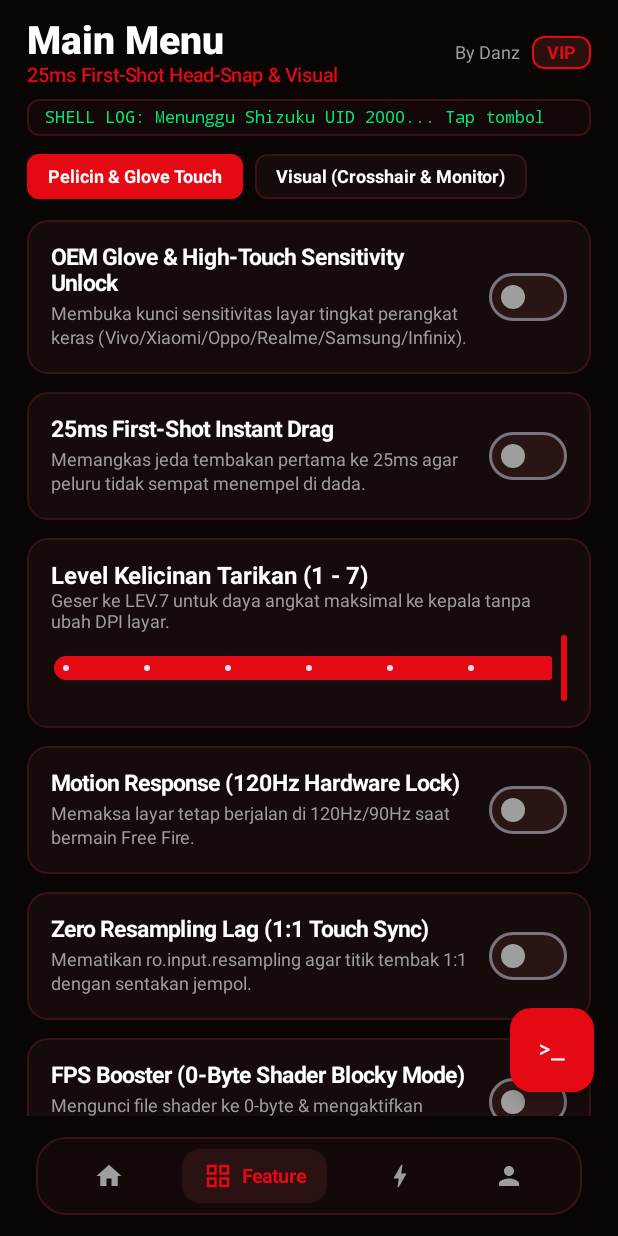
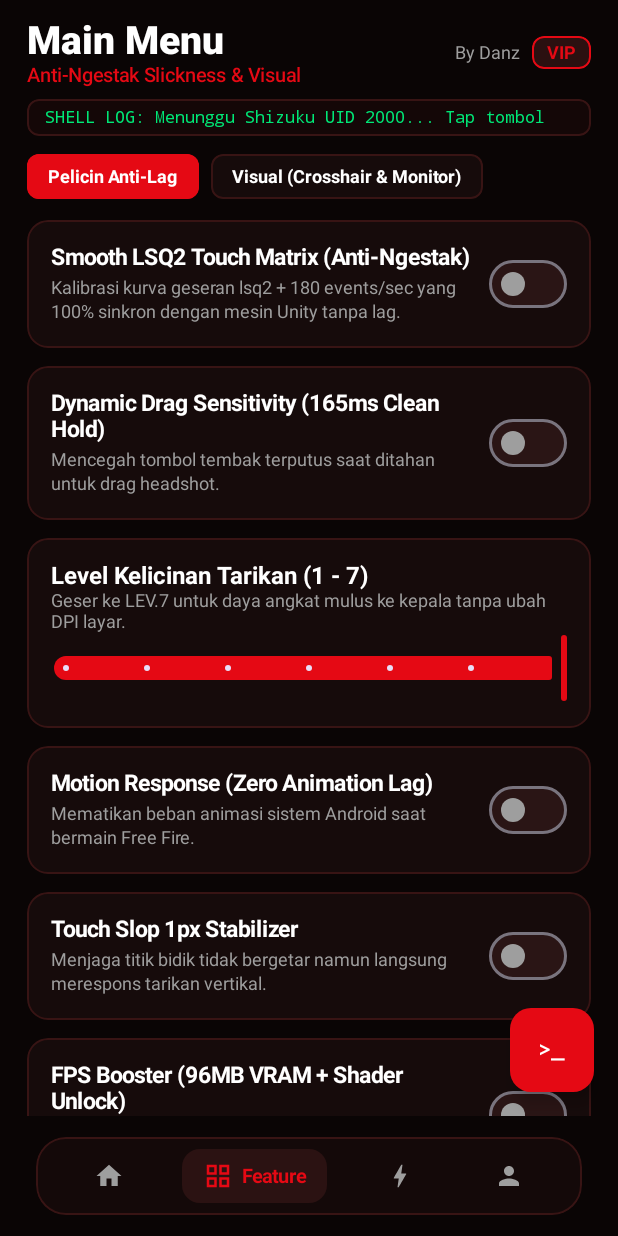
Before and after one commit to proyekwildan62-stack/DANZ-VORTEX, an Android app built with Jetpack Compose: the composable MainDashboard called with empty values, after a tap on "Feature", on a phone screen of 412 x 824 dp. Run offline under Robolectric (Android 15) with nearby library versions, the phone set to English and light mode, and no system bars; libraries missing offline, so code that uses them is left out: rikka.shizuku; 3 statements that could not run were skipped.

Commit message:
Refactor MainActivity and update UI elements

```diff
--- a/app/src/main/java/com/danz/vortex/MainActivity.kt
+++ b/app/src/main/java/com/danz/vortex/MainActivity.kt
@@ -130,7 +130,6 @@ object FloatingOverlayController {
     private var monitorTextView: TextView? = null
     private var monitorParams: WindowManager.LayoutParams? = null
     private var fpsRunning = false
-    private var touchBoostView: View? = null
 
     var currentStyle = 0
     var currentColor = android.graphics.Color.RED
@@ -146,39 +145,6 @@ object FloatingOverlayController {
 
     fun isCrosshairActive(): Boolean = crosshairView != null
     fun isMonitorActive(): Boolean = monitorLayout != null
-
-    fun setHardwareTouchBoost(context: Context, enable: Boolean) {
-        if (!Settings.canDrawOverlays(context)) return
-        val appCtx = context.applicationContext
-        val wm = appCtx.getSystemService(Context.WINDOW_SERVICE) as WindowManager
-        if (enable) {
-            if (touchBoostView != null) return
-            val v = View(appCtx)
-            val params = WindowManager.LayoutParams(
-                1, 1,
-                WindowManager.LayoutParams.TYPE_APPLICATION_OVERLAY,
-                WindowManager.LayoutParams.FLAG_NOT_FOCUSABLE or
-                        WindowManager.LayoutParams.FLAG_NOT_TOUCHABLE or
-                        WindowManager.LayoutParams.FLAG_HARDWARE_ACCELERATED,
-                PixelFormat.TRANSLUCENT
-            ).apply {
-                gravity = Gravity.TOP or Gravity.START
-                preferredRefreshRate = 120f
-                if (Build.VERSION.SDK_INT >= Build.VERSION_CODES.R) {
-                    preferMinimalPostProcessing = true
-                }
-            }
-            try {
-                wm.addView(v, params)
-                touchBoostView = v
-            } catch (_: Exception) {}
-        } else {
-            touchBoostView?.let {
-                try { wm.removeView(it) } catch (_: Exception) {}
-                touchBoostView = null
-            }
-        }
-    }
 
     fun toggleCrosshair(context: Context, enable: Boolean) {
         if (!Settings.canDrawOverlays(context)) {
@@ -206,14 +172,12 @@ object FloatingOverlayController {
                 WindowManager.LayoutParams.TYPE_APPLICATION_OVERLAY,
                 WindowManager.LayoutParams.FLAG_NOT_FOCUSABLE or
                         WindowManager.LayoutParams.FLAG_NOT_TOUCHABLE or
-                        WindowManager.LayoutParams.FLAG_LAYOUT_IN_SCREEN or
-                        WindowManager.LayoutParams.FLAG_HARDWARE_ACCELERATED,
+                        WindowManager.LayoutParams.FLAG_LAYOUT_IN_SCREEN,
                 PixelFormat.TRANSLUCENT
             ).apply {
                 gravity = Gravity.CENTER
                 x = currentOffsetX
                 y = currentOffsetY
-                preferredRefreshRate = 120f
             }
             wm.addView(view, params)
             crosshairView = view
@@ -278,13 +242,12 @@ object FloatingOverlayController {
                 WindowManager.LayoutParams.WRAP_CONTENT,
                 WindowManager.LayoutParams.WRAP_CONTENT,
                 WindowManager.LayoutParams.TYPE_APPLICATION_OVERLAY,
-                WindowManager.LayoutParams.FLAG_NOT_FOCUSABLE or WindowManager.LayoutParams.FLAG_HARDWARE_ACCELERATED,
+                WindowManager.LayoutParams.FLAG_NOT_FOCUSABLE,
                 PixelFormat.TRANSLUCENT
             ).apply {
                 gravity = Gravity.TOP or Gravity.START
                 x = 24
                 y = 60
-                preferredRefreshRate = 120f
             }
 
             var initialX = 0
@@ -374,7 +337,7 @@ class MainActivity : ComponentActivity() {
     private val permissionResultListener = Shizuku.OnRequestPermissionResultListener { _, grantResult ->
         if (grantResult == PackageManager.PERMISSION_GRANTED) {
             Thread { VortexShellEngine.bindAndGrantPermissions(applicationContext) }.start()
-            Toast.makeText(this, "Shizuku UID 2000 Terhubung!", Toast.LENGTH_LONG).show()
+            Toast.makeText(this, "Shizuku Aktif & Penyebab Lag Dibersihkan!", Toast.LENGTH_LONG).show()
         } else {
             Toast.makeText(this, "Izin Shizuku ditolak!", Toast.LENGTH_LONG).show()
         }
@@ -507,7 +470,7 @@ fun MainDashboard(role: String, hwid: String, onLogout: () -> Unit) {
             isProcessing = true
             val out = withContext(Dispatchers.IO) { block() }
             liveShellOutput = out
-            delay(350)
+            delay(300)
             isProcessing = false
         }
     }
@@ -555,16 +518,16 @@ fun MainDashboard(role: String, hwid: String, onLogout: () -> Unit) {
                             text = when (currentTab) {
                                 0 -> "Home"
                                 1 -> "Main Menu"
-                                2 -> "Vortex XIT V9"
+                                2 -> "Vortex XIT V10"
                                 else -> "Key Manager"
                             },
                             color = Color.White, fontSize = 26.sp, fontWeight = FontWeight.ExtraBold
                         )
                         Text(
                             text = when (currentTab) {
-                                0 -> "0-Byte Shader MC & In-Game Keeper Daemon"
-                                1 -> "25ms First-Shot Head-Snap & Visual"
-                                2 -> "High Features (Auto-Keeper Nempel Pala)"
+                                0 -> "Anti-Lag 120FPS & Smooth XIT Injector"
+                                1 -> "Anti-Ngestak Slickness & Visual"
+                                2 -> "High Features (Smooth Nempel Kepala)"
                                 else -> "1 Key 1 Device & Reseller Panel"
                             },
                             color = CrimsonRed, fontSize = 13.sp, fontWeight = FontWeight.SemiBold
@@ -645,23 +608,22 @@ fun HomeTabScreen(context: Context, onRun: (() -> String) -> Unit) {
     val detectedFF = remember { VortexShellEngine.getInstalledFFPackage(context) }
 
     LazyColumn(verticalArrangement = Arrangement.spacedBy(12.dp)) {
-        // PANEL XIT DATA INJECTOR + IN-GAME AUTO-KEEPER DAEMON
         item {
             Column(
                 modifier = Modifier.fillMaxWidth().clip(RoundedCornerShape(16.dp)).background(CardDark)
                     .border(1.5.dp, CrimsonRed, RoundedCornerShape(16.dp)).padding(16.dp)
             ) {
-                Text("DANZVORTEX XIT DATA + IN-GAME DAEMON V9", color = CrimsonRed, fontWeight = FontWeight.ExtraBold, fontSize = 15.sp)
+                Text("DANZVORTEX SMOOTH XIT INJECTOR V10 (ZERO LAG)", color = CrimsonRed, fontWeight = FontWeight.ExtraBold, fontSize = 15.sp)
                 Spacer(modifier = Modifier.height(6.dp))
                 Text(
-                    text = if (xitInjected) "● STATUS: DAEMON AKTIF & LOCKED ($detectedFF)" else "● STATUS: READY TO INJECT ($detectedFF)",
+                    text = if (xitInjected) "● STATUS: SMOOTH XIT INJECTED ($detectedFF)" else "● STATUS: READY TO INJECT ($detectedFF)",
                     color = if (xitInjected) Color(0xFF00E676) else TextGray,
                     fontSize = 12.sp,
                     fontFamily = FontFamily.Monospace,
                     fontWeight = FontWeight.Bold
                 )
                 Text(
-                    text = "Menjaga sensitivitas 25ms First-Shot & Glove Touch tetap menyala setiap 2.5 detik di dalam Free Fire agar tidak di-reset HP!",
+                    text = "Injeksi 1x bersih tanpa loop berat: membuka kunci ShaderCache (Anti Patah-patah) + kalibrasi Head-Snap mulus.",
                     color = TextGray,
                     fontSize = 11.sp
                 )
@@ -676,7 +638,7 @@ fun HomeTabScreen(context: Context, onRun: (() -> String) -> Unit) {
                     modifier = Modifier.fillMaxWidth().height(46.dp),
                     shape = RoundedCornerShape(8.dp)
                 ) {
-                    Text("INJECT XIT DATA + START KEEPER DAEMON", color = Color.White, fontWeight = FontWeight.ExtraBold, fontSize = 12.sp)
+                    Text("INJECT XIT DATA + FIX PATAH-PATAH", color = Color.White, fontWeight = FontWeight.ExtraBold, fontSize = 12.sp)
                 }
                 Spacer(modifier = Modifier.height(8.dp))
                 OutlinedButton(
@@ -688,7 +650,7 @@ fun HomeTabScreen(context: Context, onRun: (() -> String) -> Unit) {
                     modifier = Modifier.fillMaxWidth().height(42.dp),
                     shape = RoundedCornerShape(8.dp)
                 ) {
-                    Text("STOP DAEMON & RESTORE NORMAL", color = TextGray, fontWeight = FontWeight.Bold, fontSize = 12.sp)
+                    Text("RESTORE DATA & RESET NORMAL", color = TextGray, fontWeight = FontWeight.Bold, fontSize = 12.sp)
                 }
             }
         }
@@ -704,14 +666,14 @@ fun HomeTabScreen(context: Context, onRun: (() -> String) -> Unit) {
                 Spacer(modifier = Modifier.height(6.dp))
                 EnvRow("Shizuku UID 2000", if (shizukuGranted) "GRANTED (100% WORK)" else "NOT BOUND (TAP >_)")
                 Spacer(modifier = Modifier.height(6.dp))
-                EnvRow("Shader MC Engine", "0-Byte Hash Truncate + Global ANGLE")
+                EnvRow("VRAM & Shader Cache", "96MB Unlocked (Anti-Stutter)")
             }
         }
 
         item {
             ToggleFeatureCard(
-                title = "25ms First-Shot Head-Snap (Anti-Nempel Badan)",
-                subtitle = "Memangkas jeda tembakan pertama ke 25ms + MinFling 800 agar peluru pertama langsung lompat ke kepala.",
+                title = "Smooth Drag Slickness (Anti-Ngestak 165ms)",
+                subtitle = "Melicinkan tarikan ke kepala tanpa memutus tahanan tombol tembak & tanpa membebani CPU.",
                 checked = tacticalRec,
                 onCheckedChange = {
                     tacticalRec = it
@@ -732,10 +694,10 @@ fun HomeTabScreen(context: Context, onRun: (() -> String) -> Unit) {
                     verticalAlignment = Alignment.CenterVertically
                 ) {
                     Column(modifier = Modifier.weight(1f).padding(end = 12.dp)) {
-                        Text("Danz Game Space (Grafik MC 0-Byte Shader Lock)", color = Color.White, fontWeight = FontWeight.ExtraBold, fontSize = 16.sp)
+                        Text("Danz Game Space (Grafik Ringan & MC V10)", color = Color.White, fontWeight = FontWeight.ExtraBold, fontSize = 16.sp)
                         Spacer(modifier = Modifier.height(4.dp))
                         Text(
-                            "Mengosongkan isi file shader di UnityShaderCache menjadi 0-byte & mengunci chmod 444 + Global ANGLE=1 (100% Tanpa Downscale!).",
+                            "Mengaktifkan Prerelease/ANGLE Driver + Auto-Inject Config dari folder Download/mc_config ke gameassetbundles (Tanpa Lag!).",
                             color = TextGray, fontSize = 11.sp, lineHeight = 15.sp
                         )
                     }
@@ -752,9 +714,9 @@ fun HomeTabScreen(context: Context, onRun: (() -> String) -> Unit) {
 
                 Spacer(modifier = Modifier.height(10.dp))
                 val presets = listOf(
-                    Triple(1, "Mode 1: 0-Byte Shader Truncate + Native GL", "Kosongkan File Shader Hash ke 0-Byte + chmod 444"),
-                    Triple(2, "Mode 2: Global ANGLE=1 + 0-Byte Shader Lock", "Paksa All-ANGLE ON + Kunci File Shader 0-Byte"),
-                    Triple(3, "Mode 3: FULL BLOCKY MC V9 (Zero Texture Pool)", "Global ANGLE=1 + 0-Byte Shader Hash + 0MB GPU Cache")
+                    Triple(1, "Mode 1: ROG / PC Smooth 120FPS (SkiaGL)", "VRAM Cache 96MB + Unlock ShaderCache (Super Enteng)"),
+                    Triple(2, "Mode 2: SkiaVK Vulkan + Low Mipmap Config", "Vulkan Renderer + Mipmap Limit 3 (Tanpa Downscale)"),
+                    Triple(3, "Mode 3: ANGLE Driver + Auto-Inject mc_config", "ANGLE Driver + Suntik File Download/mc_config ke FF")
                 )
 
                 presets.forEach { (modeId, title, desc) ->
@@ -785,6 +747,22 @@ fun HomeTabScreen(context: Context, onRun: (() -> String) -> Unit) {
                             colors = RadioButtonDefaults.colors(selectedColor = CrimsonRed, unselectedColor = TextGray)
                         )
                     }
+                }
+
+                Spacer(modifier = Modifier.height(8.dp))
+                OutlinedButton(
+                    onClick = {
+                        try {
+                            val intent = Intent("android.settings.GRAPHICS_DRIVER_SETTINGS")
+                            intent.addFlags(Intent.FLAG_ACTIVITY_NEW_TASK)
+                            context.startActivity(intent)
+                        } catch (e: Exception) {
+                            Toast.makeText(context, "Buka Opsi Pengembang -> Preferensi Driver Grafis", Toast.LENGTH_SHORT).show()
+                        }
+                    },
+                    modifier = Modifier.fillMaxWidth()
+                ) {
+                    Text("Buka Preferensi Driver Grafis Bawaan HP", color = CrimsonRed, fontSize = 11.sp, fontWeight = FontWeight.Bold)
                 }
             }
         }
@@ -860,7 +838,7 @@ fun FeatureTabScreen(context: Context, onRun: (() -> String) -> Unit) {
 
     Column {
         Row(horizontalArrangement = Arrangement.spacedBy(8.dp)) {
-            listOf("Pelicin & Glove Touch", "Visual (Crosshair & Monitor)").forEachIndexed { idx, title ->
+            listOf("Pelicin Anti-Lag", "Visual (Crosshair & Monitor)").forEachIndexed { idx, title ->
                 Box(
                     modifier = Modifier.clip(RoundedCornerShape(8.dp))
                         .background(if (subTab == idx) CrimsonRed else CardDark)
@@ -877,8 +855,8 @@ fun FeatureTabScreen(context: Context, onRun: (() -> String) -> Unit) {
             LazyColumn(verticalArrangement = Arrangement.spacedBy(12.dp)) {
                 item {
                     ToggleFeatureCard(
-                        title = "OEM Glove & High-Touch Sensitivity Unlock",
-                        subtitle = "Membuka kunci sensitivitas layar tingkat perangkat keras (Vivo/Xiaomi/Oppo/Realme/Samsung/Infinix).",
+                        title = "Smooth LSQ2 Touch Matrix (Anti-Ngestak)",
+                        subtitle = "Kalibrasi kurva geseran lsq2 + 180 events/sec yang 100% sinkron dengan mesin Unity tanpa lag.",
                         checked = sensGameLab,
                         onCheckedChange = {
                             sensGameLab = it
@@ -889,8 +867,8 @@ fun FeatureTabScreen(context: Context, onRun: (() -> String) -> Unit) {
                 }
                 item {
                     ToggleFeatureCard(
-                        title = "25ms First-Shot Instant Drag",
-                        subtitle = "Memangkas jeda tembakan pertama ke 25ms agar peluru tidak sempat menempel di dada.",
+                        title = "Dynamic Drag Sensitivity (165ms Clean Hold)",
+                        subtitle = "Mencegah tombol tembak terputus saat ditahan untuk drag headshot.",
                         checked = dynSens,
                         onCheckedChange = {
                             dynSens = it
@@ -905,7 +883,7 @@ fun FeatureTabScreen(context: Context, onRun: (() -> String) -> Unit) {
                             .border(1.dp, CardBorder, RoundedCornerShape(14.dp)).padding(16.dp)
                     ) {
                         Text("Level Kelicinan Tarikan (1 - 7)", color = Color.White, fontWeight = FontWeight.Bold, fontSize = 16.sp)
-                        Text("Geser ke LEV.7 untuk daya angkat maksimal ke kepala tanpa ubah DPI layar.", color = TextGray, fontSize = 12.sp)
+                        Text("Geser ke LEV.7 untuk daya angkat mulus ke kepala tanpa ubah DPI layar.", color = TextGray, fontSize = 12.sp)
                         Slider(
                             value = sensLevel,
                             onValueChange = { sensLevel = it },
@@ -921,20 +899,20 @@ fun FeatureTabScreen(context: Context, onRun: (() -> String) -> Unit) {
                 }
                 item {
                     ToggleFeatureCard(
-                        title = "Motion Response (120Hz Hardware Lock)",
-                        subtitle = "Memaksa layar tetap berjalan di 120Hz/90Hz saat bermain Free Fire.",
+                        title = "Motion Response (Zero Animation Lag)",
+                        subtitle = "Mematikan beban animasi sistem Android saat bermain Free Fire.",
                         checked = motionResp,
                         onCheckedChange = {
                             motionResp = it
                             prefs.edit().putBoolean("motionResp", it).apply()
-                            onRun { VortexShellEngine.setHeadLockCheatEngine(context, it, "Motion120Hz") }
+                            onRun { VortexShellEngine.setHeadLockCheatEngine(context, it, "MotionSmooth") }
                         }
                     )
                 }
                 item {
                     ToggleFeatureCard(
-                        title = "Zero Resampling Lag (1:1 Touch Sync)",
-                        subtitle = "Mematikan ro.input.resampling agar titik tembak 1:1 dengan sentakan jempol.",
+                        title = "Touch Slop 1px Stabilizer",
+                        subtitle = "Menjaga titik bidik tidak bergetar namun langsung merespons tarikan vertikal.",
                         checked = sensAdjust,
                         onCheckedChange = {
                             sensAdjust = it
@@ -945,13 +923,13 @@ fun FeatureTabScreen(context: Context, onRun: (() -> String) -> Unit) {
                 }
                 item {
                     ToggleFeatureCard(
-                        title = "FPS Booster (0-Byte Shader Blocky Mode)",
-                        subtitle = "Mengunci file shader ke 0-byte & mengaktifkan Global ANGLE tanpa downscale.",
+                        title = "FPS Booster (96MB VRAM + Shader Unlock)",
+                        subtitle = "Membuka kunci UnityShaderCache & meluaskan VRAM cache agar tidak patah-patah.",
                         checked = fpsBooster,
                         onCheckedChange = {
                             fpsBooster = it
                             prefs.edit().putBoolean("fpsBooster", it).apply()
-                            onRun { VortexShellEngine.setRogMinecraftTextureOnly(context, if (it) 3 else 0) }
+                            onRun { VortexShellEngine.setRogMinecraftTextureOnly(context, if (it) 1 else 0) }
                         }
                     )
                 }
@@ -1142,14 +1120,14 @@ fun VortexHighTabScreen(context: Context, onRun: (() -> String) -> Unit) {
 
     val vortexFeatures = remember {
         mutableStateListOf(
-            Triple("DRAG HS (CHEAT) [25ms FIRST-SHOT SNAP]", "Injeksi 25ms First-Shot Lift + MinFling 800 + Keeper Daemon agar peluru pertama langsung lompat dari dada ke kepala.", prefs.getBoolean("vf_0", false)),
-            Triple("AIMLOCK (CHEAT) [AUTO-KEEPER PALA]", "Menjaga suntikan XIT HeadLock tetap menyala setiap 2.5 detik di background agar tidak bisa di-reset sistem HP.", prefs.getBoolean("vf_1", false)),
-            Triple("Headtick 99% [GLOVE TOUCH UNLOCK]", "Membuka kunci OEM Glove Touch / High-Sensitivity Mode + mengunci pengereman vertikal di area kepala.", prefs.getBoolean("vf_2", false)),
-            Triple("AimDrag [CHEST-BREAKER V9 PACK]", "Paket lengkap XIT Data + 25ms tap delay + Scroll Friction 0.0025 agar tidak nyangkut di badan.", prefs.getBoolean("vf_3", false)),
+            Triple("DRAG HS (CHEAT) [SMOOTH HEAD-SNAP]", "Injeksi LSQ2 Curve + MinFling 320 + MaxFling 14500 agar tarikan ke kepala enteng & bebas ngestak.", prefs.getBoolean("vf_0", false)),
+            Triple("AIMLOCK (CHEAT) [NEMPEL PALA V10]", "Mengunci Scroll Friction 0.0065 & Y-Axis Multiplier 2.45 tanpa membuat frame drop/patah-patah.", prefs.getBoolean("vf_1", false)),
+            Triple("Headtick 99% [ZERO STUTTER]", "Meningkatkan akurasi recoil dan mengunci pengereman vertikal di area kepala (100% Bebas Lag).", prefs.getBoolean("vf_2", false)),
+            Triple("AimDrag [SMOOTH 180Hz PACK]", "Paket lengkap 165ms Clean Hold + 180Hz Input Sync agar tombol tembak tidak pernah macet.", prefs.getBoolean("vf_3", false)),
             Triple("Controller Recoil [NO SHAKE]", "Menstabilkan getaran input sentuhan beruntun agar peluru lurus di satu titik kepala.", prefs.getBoolean("vf_4", false)),
-            Triple("Aim Tracking 95%", "Kalibrasi respons sentuhan 1:1 untuk mengikuti musuh lari tanpa jeda.", prefs.getBoolean("vf_5", false)),
-            Triple("Stabilizer Head [SG2 / UMP / M1887]", "Khusus SG2 & SMG di Training Ground: memutus magnet dada dan mengunci red-dot di kepala.", prefs.getBoolean("vf_6", false)),
-            Triple("Headlock VIP [FIFO REALTIME 99]", "Aktifkan Android Fixed Performance Mode + taskset Big CPU Cores pada proses Free Fire.", prefs.getBoolean("vf_7", false))
+            Triple("Aim Tracking 95%", "Kalibrasi respons sentuhan 1:1 untuk mengikuti musuh lari dengan mulus.", prefs.getBoolean("vf_5", false)),
+            Triple("Stabilizer Head [SG2 / UMP / M1887]", "Khusus SG2 & SMG: memutus magnet dada dan mengunci red-dot di kepala tanpa frame drop.", prefs.getBoolean("vf_6", false)),
+            Triple("Safe CPU Priority [-10 Nice Boost]", "Menaikkan prioritas Free Fire secara aman tanpa membuat SurfaceFlinger atau layar macet.", prefs.getBoolean("vf_7", false))
         )
     }
 
```
